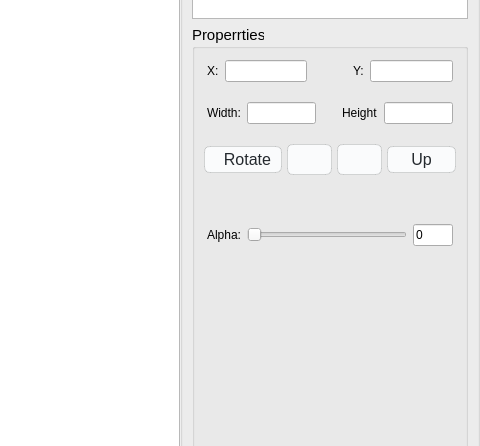
Above: photo_editor/photo_editor_window.ui from SevaMisiul/photo_editor before the change; both pictures show x 566 to 1046 and y 351 to 797 of the 1046 by 1035 pixel window. Below: the same form after it.
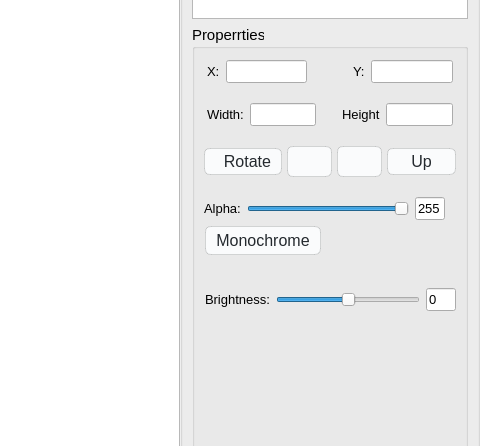
That is the form after the change. Icons and pictures are not drawn. Custom widgets are drawn as their Qt base class.

The edit to the form file:
```diff
--- a/photo_editor/photo_editor_window.ui
+++ b/photo_editor/photo_editor_window.ui
@@ -216,6 +216,11 @@
                  </property>
                  <item>
                   <widget class="QLabel" name="lblX">
+                   <property name="font">
+                    <font>
+                     <pointsize>10</pointsize>
+                    </font>
+                   </property>
                    <property name="text">
                     <string>X:</string>
                    </property>
@@ -223,6 +228,11 @@
                  </item>
                  <item>
                   <widget class="QLineEdit" name="edtX">
+                   <property name="font">
+                    <font>
+                     <pointsize>10</pointsize>
+                    </font>
+                   </property>
                    <property name="maxLength">
                     <number>5</number>
                    </property>
@@ -237,6 +247,11 @@
                  </property>
                  <item>
                   <widget class="QLabel" name="lblY">
+                   <property name="font">
+                    <font>
+                     <pointsize>10</pointsize>
+                    </font>
+                   </property>
                    <property name="text">
                     <string>Y:</string>
                    </property>
@@ -244,6 +259,11 @@
                  </item>
                  <item>
                   <widget class="QLineEdit" name="edtY">
+                   <property name="font">
+                    <font>
+                     <pointsize>10</pointsize>
+                    </font>
+                   </property>
                    <property name="maxLength">
                     <number>5</number>
                    </property>
@@ -289,6 +309,11 @@
                  </property>
                  <item>
                   <widget class="QLabel" name="lblWidth">
+                   <property name="font">
+                    <font>
+                     <pointsize>10</pointsize>
+                    </font>
+                   </property>
                    <property name="text">
                     <string>Width:</string>
                    </property>
@@ -296,6 +321,11 @@
                  </item>
                  <item>
                   <widget class="QLineEdit" name="edtWidth">
+                   <property name="font">
+                    <font>
+                     <pointsize>10</pointsize>
+                    </font>
+                   </property>
                    <property name="maxLength">
                     <number>5</number>
                    </property>
@@ -310,6 +340,11 @@
                  </property>
                  <item>
                   <widget class="QLabel" name="lblHeight">
+                   <property name="font">
+                    <font>
+                     <pointsize>10</pointsize>
+                    </font>
+                   </property>
                    <property name="text">
                     <string>Height</string>
                    </property>
@@ -317,6 +352,11 @@
                  </item>
                  <item>
                   <widget class="QLineEdit" name="edtHeight">
+                   <property name="font">
+                    <font>
+                     <pointsize>10</pointsize>
+                    </font>
+                   </property>
                    <property name="maxLength">
                     <number>5</number>
                    </property>
@@ -447,7 +487,7 @@
             <property name="minimumSize">
              <size>
               <width>0</width>
-              <height>100</height>
+              <height>200</height>
              </size>
             </property>
             <property name="styleSheet">
@@ -456,11 +496,36 @@
             <property name="title">
              <string/>
             </property>
-            <layout class="QVBoxLayout" name="verticalLayout_3">
-             <item>
+            <widget class="QPushButton" name="btnMonochrome">
+             <property name="geometry">
+              <rect>
+               <x>10</x>
+               <y>40</y>
+               <width>116</width>
+               <height>29</height>
+              </rect>
+             </property>
+             <property name="text">
+              <string>Monochrome</string>
+             </property>
+            </widget>
+            <widget class="QWidget" name="">
+             <property name="geometry">
+              <rect>
+               <x>9</x>
+               <y>9</y>
+               <width>241</width>
+               <height>27</height>
+              </rect>
+             </property>
               <layout class="QHBoxLayout" name="horizontalLayout_10">
                <item>
                 <widget class="QLabel" name="lblAlpha">
+                <property name="font">
+                 <font>
+                  <pointsize>10</pointsize>
+                 </font>
+                </property>
                  <property name="text">
                   <string>Alpha:</string>
                  </property>
@@ -471,6 +536,9 @@
                  <property name="maximum">
                   <number>255</number>
                  </property>
+                <property name="value">
+                 <number>255</number>
+                </property>
                  <property name="orientation">
                   <enum>Qt::Horizontal</enum>
                  </property>
@@ -480,9 +548,72 @@
                 <widget class="QLineEdit" name="edtAlpha">
                  <property name="maximumSize">
                   <size>
-                   <width>40</width>
+                  <width>30</width>
                    <height>16777215</height>
                   </size>
+                </property>
+                <property name="font">
+                 <font>
+                  <pointsize>10</pointsize>
+                 </font>
+                </property>
+                <property name="text">
+                 <string>255</string>
+                </property>
+                <property name="readOnly">
+                 <bool>true</bool>
+                </property>
+               </widget>
+              </item>
+             </layout>
+            </widget>
+            <widget class="QWidget" name="">
+             <property name="geometry">
+              <rect>
+               <x>10</x>
+               <y>100</y>
+               <width>251</width>
+               <height>27</height>
+              </rect>
+             </property>
+             <layout class="QHBoxLayout" name="horizontalLayout_11">
+              <item>
+               <widget class="QLabel" name="lblBright">
+                <property name="font">
+                 <font>
+                  <pointsize>10</pointsize>
+                 </font>
+                </property>
+                <property name="text">
+                 <string>Brightness:</string>
+                </property>
+               </widget>
+              </item>
+              <item>
+               <widget class="QSlider" name="sliderBright">
+                <property name="minimum">
+                 <number>-50</number>
+                </property>
+                <property name="maximum">
+                 <number>50</number>
+                </property>
+                <property name="orientation">
+                 <enum>Qt::Horizontal</enum>
+                </property>
+               </widget>
+              </item>
+              <item>
+               <widget class="QLineEdit" name="edtBright">
+                <property name="maximumSize">
+                 <size>
+                  <width>30</width>
+                  <height>16777215</height>
+                 </size>
+                </property>
+                <property name="font">
+                 <font>
+                  <pointsize>10</pointsize>
+                 </font>
                  </property>
                  <property name="text">
                   <string>0</string>
@@ -493,8 +624,7 @@
                 </widget>
                </item>
               </layout>
-             </item>
-            </layout>
+            </widget>
            </widget>
           </item>
           <item>
```
Lines whose indentation alone changed are shown as unchanged.
